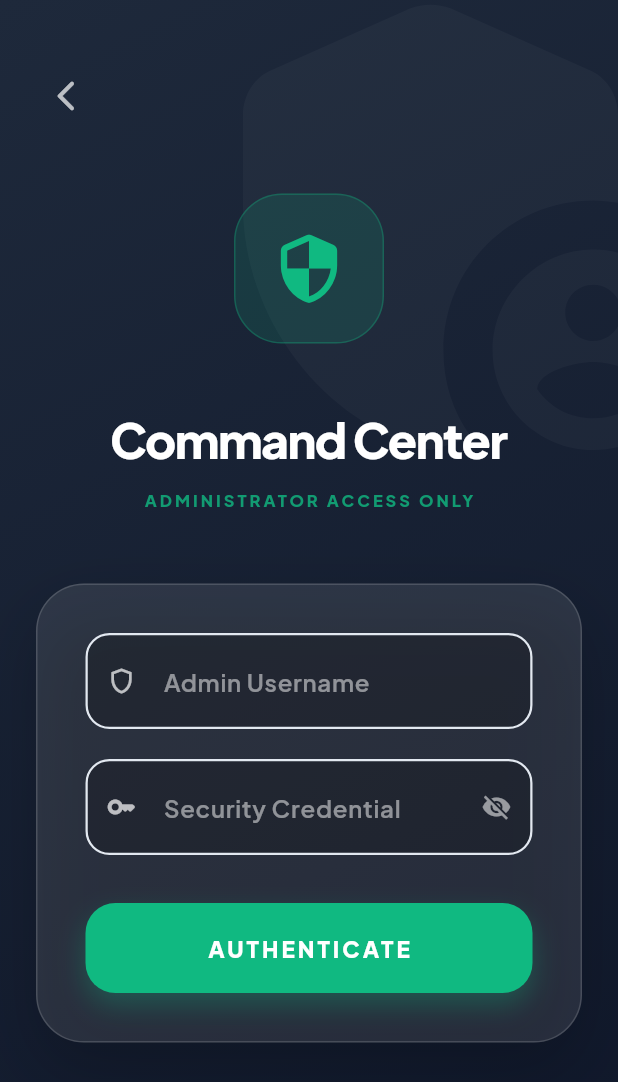
After one commit to ShadaMaitexa/waste_management, a Flutter app: the screen it shows after launch, after a tap on "SIGN IN", after a tap on "Admin Access", on a phone screen of 412 x 824 dp. The commit adds this screen. Shown: the top 1082 px of the screen. Run offline on Flutter 3.47's test engine with Material 3 defaults, Android fonts, the phone set to English and light mode, and no system bars; our stand-ins replace fl_chart, google_fonts, shared_preferences, shimmer; accounts and stored records are empty; network calls fail.

Commit message:
feat: Initialize core application structure with multi-role authentication, service providers, and comprehensive routing.

```diff
--- a/lib/main.dart
+++ b/lib/main.dart
@@ -6,6 +6,7 @@ import 'screens/auth/login_screen.dart';
 import 'screens/auth/onboarding_screen.dart';
 import 'screens/auth/registration_screen.dart';
 import 'screens/auth/forgot_password_screen.dart';
+import 'screens/auth/admin_login_screen.dart';
 import 'screens/resident/resident_home_screen.dart';
 import 'screens/resident/book_pickup_screen.dart';
 import 'screens/resident/my_pickups_screen.dart';
@@ -71,6 +72,7 @@ class GreenLoopApp extends StatelessWidget {
           '/splash': (_) => const SplashScreen(),
           '/onboarding': (_) => const OnboardingScreen(),
           '/login': (_) => const LoginScreen(),
+          '/admin-login': (_) => const AdminLoginScreen(),
           '/register': (_) => const RegistrationScreen(),
           '/forgot-password': (_) => const ForgotPasswordScreen(),
 
--- /dev/null
+++ b/lib/screens/auth/admin_login_screen.dart
@@ -0,0 +1,309 @@
+import 'package:flutter/material.dart';
+import 'package:provider/provider.dart';
+import '../../services/auth_service.dart';
+import '../../theme/app_theme.dart';
+
+class AdminLoginScreen extends StatefulWidget {
+  const AdminLoginScreen({super.key});
+
+  @override
+  State<AdminLoginScreen> createState() => _AdminLoginScreenState();
+}
+
+class _AdminLoginScreenState extends State<AdminLoginScreen> {
+  final _formKey = GlobalKey<FormState>();
+  final _usernameController = TextEditingController();
+  final _passwordController = TextEditingController();
+  bool _isLoading = false;
+  bool _obscurePassword = true;
+
+  @override
+  void dispose() {
+    _usernameController.dispose();
+    _passwordController.dispose();
+    super.dispose();
+  }
+
+  Future<void> _login() async {
+    if (!_formKey.currentState!.validate()) return;
+
+    setState(() {
+      _isLoading = true;
+    });
+
+    try {
+      final authService = Provider.of<AuthService>(context, listen: false);
+
+      final success = await authService.adminLogin(
+        _usernameController.text.trim(),
+        _passwordController.text,
+      );
+
+      if (success && mounted) {
+        // Redirection based on actual role from backend
+        final currentUserType = authService.currentUser?.userType;
+
+        // Strict guard: ensure it's actually an admin account
+        if (currentUserType == UserType.admin) {
+          Navigator.pushReplacementNamed(context, '/admin');
+        } else {
+          // If a non-admin managed to login here, log them out and reject
+          await authService.logout();
+          _showErrorSnackBar('Access Denied. Admin privileges required.');
+        }
+      } else if (mounted) {
+        _showErrorSnackBar('Login failed. Please check your credentials.');
+      }
+    } catch (e) {
+      _showErrorSnackBar('Login failed: $e');
+    } finally {
+      if (mounted) {
+        setState(() {
+          _isLoading = false;
+        });
+      }
+    }
+  }
+
+  void _showErrorSnackBar(String message) {
+    ScaffoldMessenger.of(context).showSnackBar(
+      SnackBar(
+        content: Text(message),
+        backgroundColor: AppTheme.error,
+      ),
+    );
+  }
+
+  @override
+  Widget build(BuildContext context) {
+    return Scaffold(
+      backgroundColor: AppTheme.grey900, // Dark professional theme for admin
+      body: Stack(
+        children: [
+          // Slate Gradient Background
+          Container(
+            decoration: const BoxDecoration(
+              gradient: AppTheme.slateGradient,
+            ),
+          ),
+          // Subtle Security Patterns
+          Positioned(
+            right: -100,
+            top: -50,
+            child: Icon(
+              Icons.admin_panel_settings_rounded,
+              size: 400,
+              color: Colors.white.withValues(alpha: 0.03),
+            ),
+          ),
+          Positioned(
+            left: 20,
+            top: 40,
+            child: IconButton(
+              icon: const Icon(Icons.arrow_back_ios_new_rounded, color: Colors.white70),
+              onPressed: () => Navigator.pop(context),
+            ),
+          ),
+          Center(
+            child: SingleChildScrollView(
+              padding: const EdgeInsets.symmetric(horizontal: 24),
+              child: ConstrainedBox(
+                constraints: const BoxConstraints(maxWidth: 400),
+                child: Column(
+                  mainAxisAlignment: MainAxisAlignment.center,
+                  children: [
+                    _buildLogo(),
+                    const SizedBox(height: 40),
+                    _buildWelcomeText(),
+                    const SizedBox(height: 48),
+                    Container(
+                      padding: const EdgeInsets.all(32),
+                      decoration: BoxDecoration(
+                        color: Colors.white.withValues(alpha: 0.1),
+                        borderRadius: BorderRadius.circular(32),
+                        border: Border.all(color: Colors.white.withValues(alpha: 0.15)),
+                        boxShadow: [
+                          BoxShadow(
+                            color: Colors.black.withValues(alpha: 0.2),
+                            blurRadius: 40,
+                            offset: const Offset(0, 20),
+                          ),
+                        ],
+                        // Subtle backdrop blur effect for glassmorphism
+                      ),
+                      child: Form(
+                        key: _formKey,
+                        child: Column(
+                          crossAxisAlignment: CrossAxisAlignment.stretch,
+                          children: [
+                            _buildLoginForm(),
+                            const SizedBox(height: 32),
+                            _buildLoginButton(),
+                          ],
+                        ),
+                      ),
+                    ),
+                  ],
+                ),
+              ),
+            ),
+          ),
+        ],
+      ),
+    );
+  }
+
+  Widget _buildLogo() {
+    return Container(
+      width: 100,
+      height: 100,
+      padding: const EdgeInsets.all(20),
+      decoration: BoxDecoration(
+        color: AppTheme.primaryEmerald.withValues(alpha: 0.15),
+        borderRadius: BorderRadius.circular(32),
+        border: Border.all(color: AppTheme.primaryEmerald.withValues(alpha: 0.3)),
+      ),
+      child: const Icon(
+        Icons.security_rounded,
+        size: 50,
+        color: AppTheme.primaryEmerald,
+      ),
+    );
+  }
+
+  Widget _buildWelcomeText() {
+    return Column(
+      children: [
+        const Text(
+          'Command Center',
+          style: TextStyle(
+            color: Colors.white,
+            fontSize: 32,
+            fontWeight: FontWeight.w900,
+            letterSpacing: -1,
+          ),
+        ),
+        const SizedBox(height: 8),
+        Text(
+          'ADMINISTRATOR ACCESS ONLY',
+          style: TextStyle(
+            color: AppTheme.primaryEmerald.withValues(alpha: 0.8),
+            fontSize: 11,
+            fontWeight: FontWeight.w800,
+            letterSpacing: 2,
+          ),
+        ),
+      ],
+    );
+  }
+
+  Widget _buildLoginForm() {
+    return Column(
+      children: [
+        TextFormField(
+          controller: _usernameController,
+          keyboardType: TextInputType.text,
+          style: const TextStyle(color: Colors.white, fontWeight: FontWeight.w600),
+          decoration: InputDecoration(
+            hintText: 'Admin Username',
+            hintStyle: TextStyle(color: Colors.white.withValues(alpha: 0.5), fontSize: 16),
+            prefixIcon: const Icon(Icons.shield_outlined, color: Colors.white70, size: 20),
+            filled: true,
+            fillColor: Colors.black.withValues(alpha: 0.2),
+            contentPadding: const EdgeInsets.all(20),
+            border: OutlineInputBorder(
+              borderRadius: BorderRadius.circular(20),
+              borderSide: BorderSide.none,
+            ),
+            focusedBorder: OutlineInputBorder(
+              borderRadius: BorderRadius.circular(20),
+              borderSide: const BorderSide(color: AppTheme.primaryEmerald, width: 2),
+            ),
+          ),
+          validator: (value) {
+            if (value == null || value.trim().isEmpty) return 'Username is required';
+            return null;
+          },
+        ),
+        const SizedBox(height: 20),
+        TextFormField(
+          controller: _passwordController,
+          obscureText: _obscurePassword,
+          style: const TextStyle(color: Colors.white, fontWeight: FontWeight.w600),
+          decoration: InputDecoration(
+            hintText: 'Security Credential',
+            hintStyle: TextStyle(color: Colors.white.withValues(alpha: 0.5), fontSize: 16),
+            prefixIcon: const Icon(Icons.key_rounded, color: Colors.white70, size: 20),
+            suffixIcon: IconButton(
+              icon: Icon(
+                _obscurePassword ? Icons.visibility_off : Icons.visibility,
+                color: Colors.white54,
+                size: 20,
+              ),
+              onPressed: () => setState(() => _obscurePassword = !_obscurePassword),
+            ),
+            filled: true,
+            fillColor: Colors.black.withValues(alpha: 0.2),
+            contentPadding: const EdgeInsets.all(20),
+            border: OutlineInputBorder(
+              borderRadius: BorderRadius.circular(20),
+              borderSide: BorderSide.none,
+            ),
+            focusedBorder: OutlineInputBorder(
+              borderRadius: BorderRadius.circular(20),
+              borderSide: const BorderSide(color: AppTheme.primaryEmerald, width: 2),
+            ),
+          ),
+          validator: (value) {
+            if (value == null || value.isEmpty) return 'Password is required';
+            return null;
+          },
+        ),
+      ],
+    );
+  }
+
+  Widget _buildLoginButton() {
+    return Container(
+      width: double.infinity,
+      height: 60,
+      decoration: BoxDecoration(
+        borderRadius: BorderRadius.circular(20),
+        color: AppTheme.primaryEmerald,
+        boxShadow: [
+          BoxShadow(
+            color: AppTheme.primaryEmerald.withValues(alpha: 0.3),
+            blurRadius: 15,
+            offset: const Offset(0, 8),
+          ),
+        ],
+      ),
+      child: ElevatedButton(
+        onPressed: _isLoading ? null : _login,
+        style: ElevatedButton.styleFrom(
+          backgroundColor: Colors.transparent,
+          shadowColor: Colors.transparent,
+          foregroundColor: Colors.white,
+          shape: RoundedRectangleBorder(borderRadius: BorderRadius.circular(20)),
+        ),
+        child: _isLoading
+            ? const SizedBox(
+                height: 24,
+                width: 24,
+                child: CircularProgressIndicator(
+                  strokeWidth: 3,
+                  valueColor: AlwaysStoppedAnimation<Color>(Colors.white),
+                ),
+              )
+            : const Text(
+                'AUTHENTICATE',
+                style: TextStyle(
+                  fontSize: 15,
+                  fontWeight: FontWeight.w900,
+                  letterSpacing: 2,
+                ),
+              ),
+      ),
+    );
+  }
+}
--- a/lib/screens/auth/login_screen.dart
+++ b/lib/screens/auth/login_screen.dart
@@ -138,6 +138,8 @@ class _LoginScreenState extends State<LoginScreen> {
                           _buildForgotPassword(),
                           const SizedBox(height: 48),
                           _buildSignUpPrompt(),
+                          const SizedBox(height: 16),
+                          _buildAdminLoginLink(),
                         ],
                       ),
                     ),
@@ -215,7 +217,7 @@ class _LoginScreenState extends State<LoginScreen> {
           keyboardType: TextInputType.emailAddress,
           style: const TextStyle(color: Colors.white, fontWeight: FontWeight.w600),
           decoration: InputDecoration(
-            hintText: 'Email Address',
+            hintText: 'Email or Username',
             hintStyle: TextStyle(color: Colors.white.withValues(alpha: 0.5), fontSize: 16),
             prefixIcon: const Icon(Icons.email_outlined, color: Colors.white, size: 20),
             filled: true,
@@ -235,8 +237,8 @@ class _LoginScreenState extends State<LoginScreen> {
             ),
           ),
           validator: (value) {
-            if (value == null || value.isEmpty) return 'Email is required';
-            if (!value.contains('@')) return 'Enter a valid email';
+            if (value == null || value.isEmpty) return 'Email or username is required';
+            // Removed strict @ validation so users can log in with usernames like 'admin'
             return null;
           },
         ),
@@ -363,4 +365,19 @@ class _LoginScreenState extends State<LoginScreen> {
     );
   }
 
+  Widget _buildAdminLoginLink() {
+    return TextButton.icon(
+      onPressed: () => Navigator.pushNamed(context, '/admin-login'),
+      icon: const Icon(Icons.shield_rounded, color: Colors.white54, size: 16),
+      label: const Text(
+        'Admin Access',
+        style: TextStyle(
+          color: Colors.white54,
+          fontWeight: FontWeight.w600,
+          letterSpacing: 1,
+        ),
+      ),
+    );
+  }
+
 }
--- a/lib/services/auth_service.dart
+++ b/lib/services/auth_service.dart
@@ -57,6 +57,7 @@ class AuthService extends ChangeNotifier {
         headers: {'Content-Type': 'application/json'},
         body: jsonEncode({
           'email': email.trim(),
+          'username': email.trim(), // Support backend if it expects 'username' instead of 'email'
           'password': password,
         }),
       );
@@ -99,6 +100,64 @@ class AuthService extends ChangeNotifier {
       return false;
     } catch (e) {
       debugPrint('[AuthService] Login error: $e');
+      _isLoading = false;
+      notifyListeners();
+      return false;
+    }
+  }
+
+  Future<bool> adminLogin(String username, String password) async {
+    _isLoading = true;
+    notifyListeners();
+
+    try {
+      final response = await http.post(
+        Uri.parse(ApiConstants.login),
+        headers: {'Content-Type': 'application/json'},
+        body: jsonEncode({
+          'username': username.trim(),
+          'password': password,
+        }),
+      );
+
+      debugPrint('[AuthService] Admin Login status: ${response.statusCode}');
+      debugPrint('[AuthService] Admin Login body: ${response.body}');
+
+      _isLoading = false;
+      if (response.statusCode == 200) {
+        final data = jsonDecode(response.body);
+
+        // Token may be nested: { tokens: { access: '...' } } or at root level
+        String? token;
+        if (data['tokens'] != null) {
+          token = data['tokens']['access'];
+        }
+        token ??= data['access'] ?? data['token'];
+
+        if (token == null) {
+          debugPrint('[AuthService] No token found in response');
+          notifyListeners();
+          return false;
+        }
+        await _saveToken(token);
+
+        // Try to build user from login response directly (avoids extra profile call)
+        try {
+          _currentUser = User.fromJson(data);
+          debugPrint('[AuthService] User from admin login: ${_currentUser?.name}, role: ${_currentUser?.userType}');
+          notifyListeners();
+        } catch (e) {
+          debugPrint('[AuthService] Could not parse user from admin login response: $e');
+          // Fall back to separate profile fetch
+          await getProfile();
+        }
+
+        return true;
+      }
+      notifyListeners();
+      return false;
+    } catch (e) {
+      debugPrint('[AuthService] Admin Login error: $e');
       _isLoading = false;
       notifyListeners();
       return false;
```
